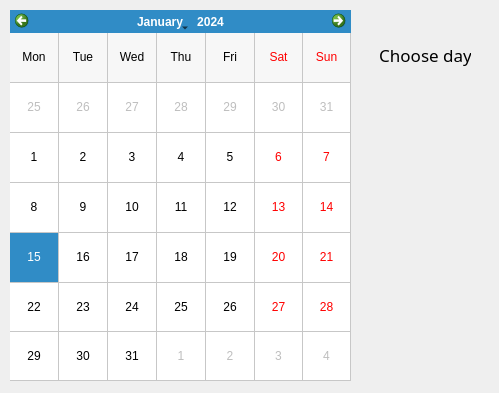
First picture: the form in Comcalen/EmployerCalendar.ui, repository Rolkarolka/Comcalen, before the edit.
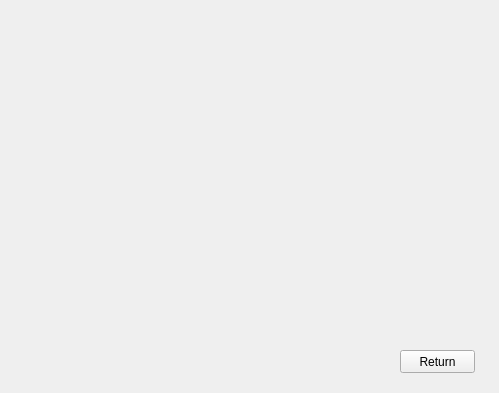
Second picture: the form after the edit.

```diff
--- a/Comcalen/EmployerCalendar.ui
+++ b/Comcalen/EmployerCalendar.ui
@@ -13,45 +13,17 @@
   <property name="windowTitle">
    <string>EmployerCalendar</string>
   </property>
-  <widget class="QCalendarWidget" name="calendar_employer">
+  <widget class="QPushButton" name="return_employer_c">
    <property name="geometry">
     <rect>
-     <x>10</x>
-     <y>10</y>
-     <width>341</width>
-     <height>371</height>
+     <x>400</x>
+     <y>350</y>
+     <width>75</width>
+     <height>23</height>
     </rect>
-   </property>
-   <property name="gridVisible">
-    <bool>true</bool>
-   </property>
-   <property name="verticalHeaderFormat">
-    <enum>QCalendarWidget::NoVerticalHeader</enum>
-   </property>
-   <property name="navigationBarVisible">
-    <bool>true</bool>
-   </property>
-  </widget>
-  <widget class="QLabel" name="day_label">
-   <property name="geometry">
-    <rect>
-     <x>380</x>
-     <y>43</y>
-     <width>91</width>
-     <height>281</height>
-    </rect>
-   </property>
-   <property name="font">
-    <font>
-     <family>Old English Text MT</family>
-     <pointsize>13</pointsize>
-    </font>
    </property>
    <property name="text">
-    <string>Choose day</string>
-   </property>
-   <property name="alignment">
-    <set>Qt::AlignHCenter|Qt::AlignTop</set>
+    <string>Return</string>
    </property>
   </widget>
  </widget>
```
Left out of the diff: 22 changed lines with no effect on the pictures.
